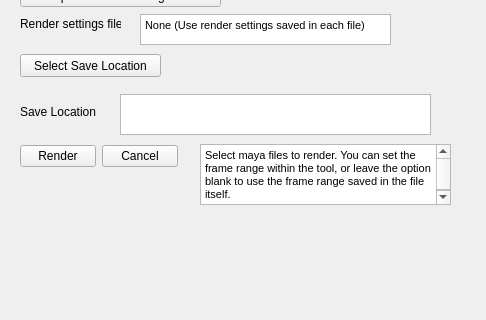
First picture: the form in ui/MultiFileSequenceRenderUi.ui, repository bsinghvird/Multi-File-Sequence-Render, before the edit; both pictures show x 0 to 486 and y 326 to 646 of the 486 by 646 pixel window.
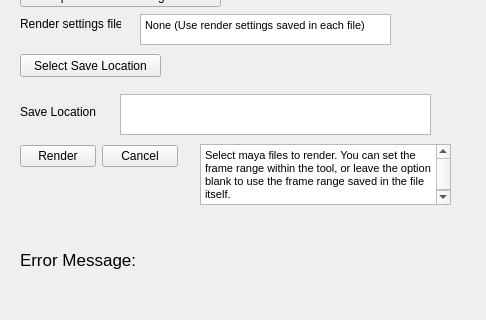
Second picture: the form after the edit.

Commit message: working on error handling input

Diff of the .ui file:
```diff
--- a/ui/MultiFileSequenceRenderUi.ui
+++ b/ui/MultiFileSequenceRenderUi.ui
@@ -219,6 +219,24 @@
     <string>Select Save Location</string>
    </property>
   </widget>
+  <widget class="QLabel" name="label_error_message">
+   <property name="geometry">
+    <rect>
+     <x>20</x>
+     <y>550</y>
+     <width>411</width>
+     <height>71</height>
+    </rect>
+   </property>
+   <property name="font">
+    <font>
+     <pointsize>13</pointsize>
+    </font>
+   </property>
+   <property name="text">
+    <string>Error Message:</string>
+   </property>
+  </widget>
  </widget>
  <resources/>
  <connections/>
```
The commit also changes 1 other file.
